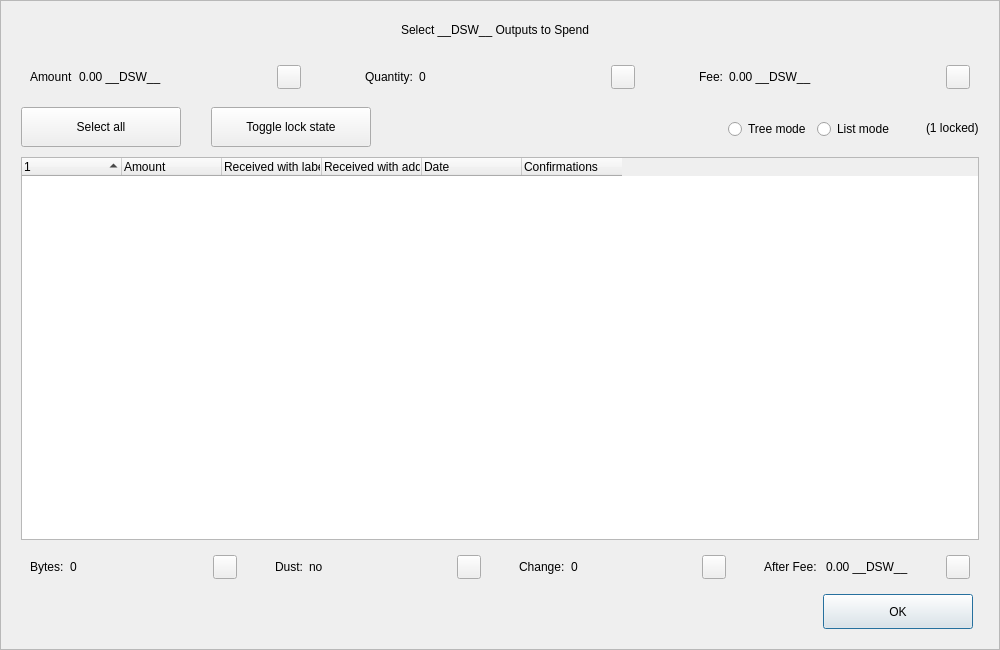
Above: src/qt/forms/coincontroldialog.ui from decenomy/DSW before the change. Below: the same form after it.
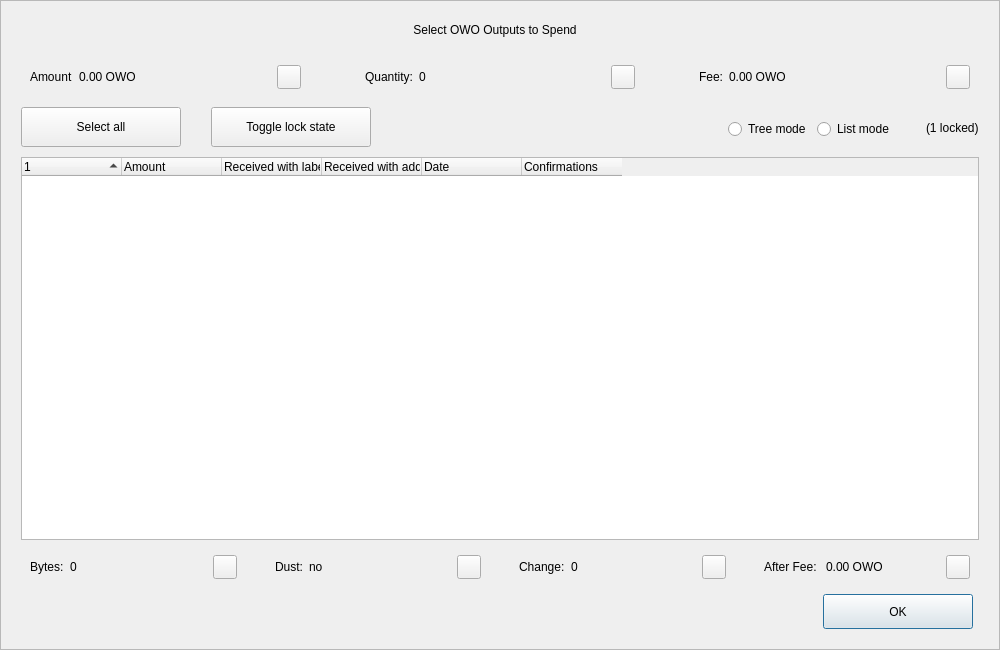
That is the form after the change. Custom widgets are drawn as their Qt base class.

What changed in the file:
```diff
--- a/src/qt/forms/coincontroldialog.ui
+++ b/src/qt/forms/coincontroldialog.ui
@@ -98,7 +98,7 @@
            </size>
           </property>
           <property name="text">
-           <string>Select __DSW__ Outputs to Spend</string>
+           <string>Select OWO Outputs to Spend</string>
           </property>
           <property name="alignment">
            <set>Qt::AlignCenter</set>
@@ -144,7 +144,7 @@
            <item>
             <widget class="QLabel" name="labelCoinControlAmount">
              <property name="text">
-              <string>0.00 __DSW__</string>
+              <string>0.00 OWO</string>
              </property>
             </widget>
            </item>
@@ -268,7 +268,7 @@
            <item>
             <widget class="QLabel" name="labelCoinControlFee">
              <property name="text">
-              <string>0.00 __DSW__</string>
+              <string>0.00 OWO</string>
              </property>
             </widget>
            </item>
@@ -729,7 +729,7 @@
            <item>
             <widget class="QLabel" name="labelCoinControlAfterFee">
              <property name="text">
-              <string>0.00 __DSW__</string>
+              <string>0.00 OWO</string>
              </property>
             </widget>
            </item>
```
